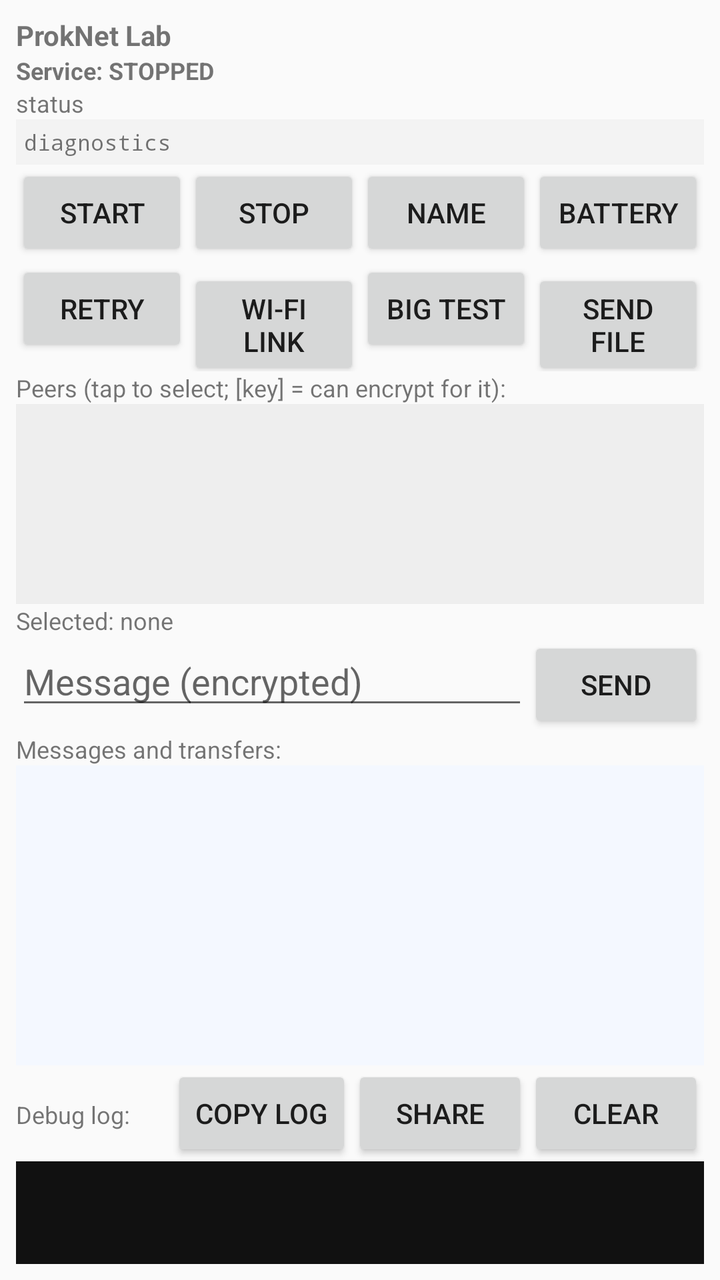
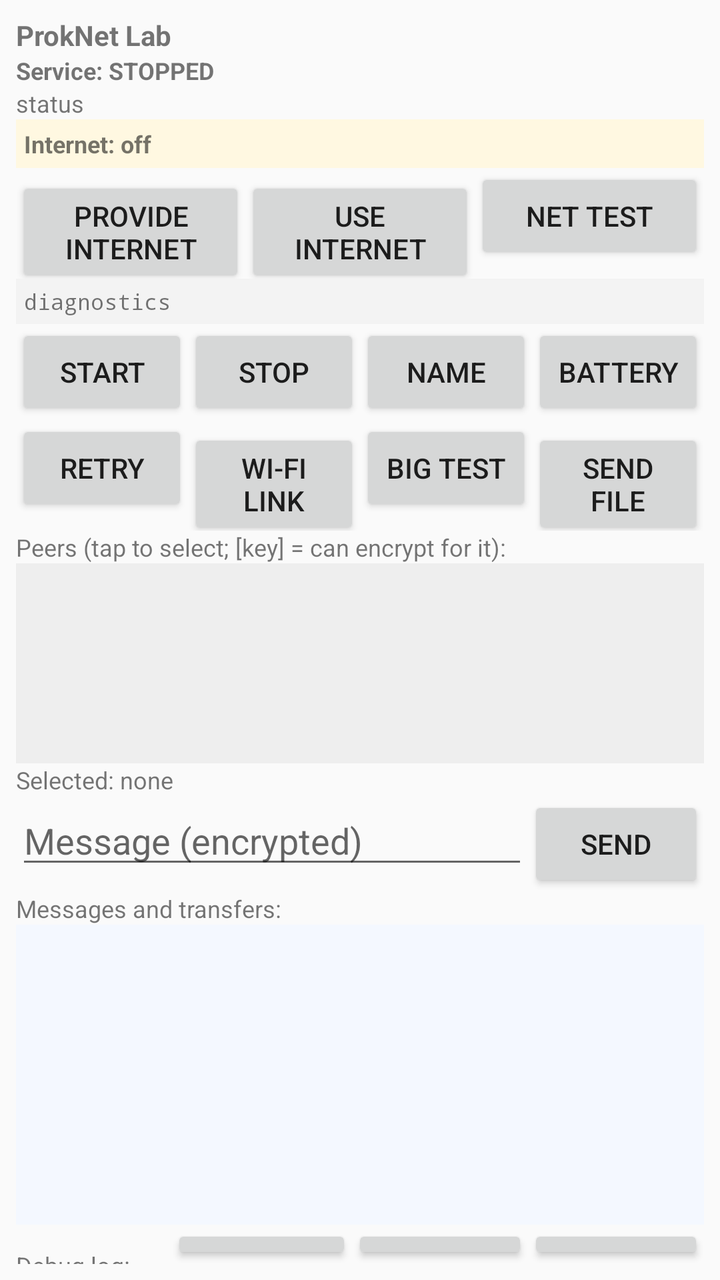

The first picture is an Android layout as it rendered before a commit; the second is the same layout after the commit. The layout source and the unified diff follow.
<!-- AndroidManifest.xml: application theme android:Theme.Material.Light.NoActionBar -->
<!-- res/layout/activity_main.xml -->
<?xml version="1.0" encoding="utf-8"?>
<LinearLayout xmlns:android="http://schemas.android.com/apk/res/android"
    android:layout_width="match_parent"
    android:layout_height="match_parent"
    android:orientation="vertical"
    android:padding="8dp">

    <TextView
        android:id="@+id/txtIdentity"
        android:layout_width="match_parent"
        android:layout_height="wrap_content"
        android:textStyle="bold"
        android:text="ProkNet Lab" />

    <TextView
        android:id="@+id/txtService"
        android:layout_width="match_parent"
        android:layout_height="wrap_content"
        android:textSize="12sp"
        android:textStyle="bold"
        android:text="Service: STOPPED" />

    <TextView
        android:id="@+id/txtStatus"
        android:layout_width="match_parent"
        android:layout_height="wrap_content"
        android:textSize="12sp"
        android:text="status" />

    <TextView
        android:id="@+id/txtWifiBanner"
        android:layout_width="match_parent"
        android:layout_height="wrap_content"
        android:textSize="13sp"
        android:textStyle="bold"
        android:textColor="#000000"
        android:padding="6dp"
        android:visibility="gone"
        android:text="" />

    <TextView
        android:id="@+id/txtDiag"
        android:layout_width="match_parent"
        android:layout_height="wrap_content"
        android:textSize="11sp"
        android:typeface="monospace"
        android:background="#F3F3F3"
        android:padding="4dp"
        android:text="diagnostics" />

    <LinearLayout
        android:layout_width="match_parent"
        android:layout_height="wrap_content"
        android:orientation="horizontal">
        <Button android:id="@+id/btnStart" android:layout_width="0dp" android:layout_weight="1"
            android:layout_height="wrap_content" android:text="Start" />
        <Button android:id="@+id/btnStop" android:layout_width="0dp" android:layout_weight="1"
            android:layout_height="wrap_content" android:text="Stop" />
        <Button android:id="@+id/btnRename" android:layout_width="0dp" android:layout_weight="1"
            android:layout_height="wrap_content" android:text="Name" />
        <Button android:id="@+id/btnBattery" android:layout_width="0dp" android:layout_weight="1"
            android:layout_height="wrap_content" android:text="Battery" />
    </LinearLayout>

    <LinearLayout
        android:layout_width="match_parent"
        android:layout_height="wrap_content"
        android:orientation="horizontal">
        <Button android:id="@+id/btnRetry" android:layout_width="0dp" android:layout_weight="1"
            android:layout_height="wrap_content" android:text="Retry" />
        <Button android:id="@+id/btnWifi" android:layout_width="0dp" android:layout_weight="1"
            android:layout_height="wrap_content" android:text="Wi-Fi link" />
        <Button android:id="@+id/btnBigTest" android:layout_width="0dp" android:layout_weight="1"
            android:layout_height="wrap_content" android:text="Big test" />
        <Button android:id="@+id/btnSendFile" android:layout_width="0dp" android:layout_weight="1"
            android:layout_height="wrap_content" android:text="Send file" />
    </LinearLayout>

    <TextView
        android:layout_width="match_parent"
        android:layout_height="wrap_content"
        android:text="Peers (tap to select; [key] = can encrypt for it):"
        android:textSize="12sp" />

    <ListView
        android:id="@+id/listPeers"
        android:layout_width="match_parent"
        android:layout_height="100dp"
        android:background="#EEEEEE" />

    <TextView
        android:id="@+id/txtSelected"
        android:layout_width="match_parent"
        android:layout_height="wrap_content"
        android:textSize="12sp"
        android:text="Selected: none" />

    <LinearLayout
        android:layout_width="match_parent"
        android:layout_height="wrap_content"
        android:orientation="horizontal">
        <EditText android:id="@+id/editMessage" android:layout_width="0dp" android:layout_weight="1"
            android:layout_height="wrap_content" android:hint="Message (encrypted)" android:inputType="text"
            android:maxLength="20000" android:imeOptions="actionSend" />
        <Button android:id="@+id/btnSend" android:layout_width="wrap_content"
            android:layout_height="wrap_content" android:text="Send" />
    </LinearLayout>

    <TextView
        android:layout_width="match_parent"
        android:layout_height="wrap_content"
        android:text="Messages and transfers:"
        android:textSize="12sp" />

    <ListView
        android:id="@+id/listMessages"
        android:layout_width="match_parent"
        android:layout_height="150dp"
        android:background="#F4F8FF"
        android:stackFromBottom="true"
        android:transcriptMode="alwaysScroll" />

    <LinearLayout
        android:layout_width="match_parent"
        android:layout_height="wrap_content"
        android:orientation="horizontal">
        <TextView android:layout_width="0dp" android:layout_weight="1" android:layout_height="wrap_content"
            android:text="Debug log:" android:textSize="12sp" android:gravity="center_vertical" />
        <Button android:id="@+id/btnCopyLog" android:layout_width="wrap_content"
            android:layout_height="wrap_content" android:text="Copy log" />
        <Button android:id="@+id/btnShareLog" android:layout_width="wrap_content"
            android:layout_height="wrap_content" android:text="Share" />
        <Button android:id="@+id/btnClearLog" android:layout_width="wrap_content"
            android:layout_height="wrap_content" android:text="Clear" />
    </LinearLayout>

    <ScrollView
        android:id="@+id/scrollLog"
        android:layout_width="match_parent"
        android:layout_height="0dp"
        android:layout_weight="1"
        android:background="#111111">
        <TextView
            android:id="@+id/txtLog"
            android:layout_width="match_parent"
            android:layout_height="wrap_content"
            android:textColor="#B7F5B7"
            android:typeface="monospace"
            android:textSize="10sp"
            android:padding="4dp" />
    </ScrollView>
</LinearLayout>
<!-- resources referenced by this layout -->
<resources>

</resources>

<!-- the commit's change to res/layout/activity_main.xml (unified diff, before → after) -->
@@ -37,6 +37,28 @@
         android:padding="6dp"
         android:visibility="gone"
         android:text="" />
+
+    <TextView
+        android:id="@+id/txtInternet"
+        android:layout_width="match_parent"
+        android:layout_height="wrap_content"
+        android:textSize="12sp"
+        android:textStyle="bold"
+        android:background="#FFF8E1"
+        android:padding="4dp"
+        android:text="Internet: off" />
+
+    <LinearLayout
+        android:layout_width="match_parent"
+        android:layout_height="wrap_content"
+        android:orientation="horizontal">
+        <Button android:id="@+id/btnProvide" android:layout_width="0dp" android:layout_weight="1"
+            android:layout_height="wrap_content" android:text="Provide Internet" />
+        <Button android:id="@+id/btnUseInternet" android:layout_width="0dp" android:layout_weight="1"
+            android:layout_height="wrap_content" android:text="Use Internet" />
+        <Button android:id="@+id/btnNetTest" android:layout_width="0dp" android:layout_weight="1"
+            android:layout_height="wrap_content" android:text="Net test" />
+    </LinearLayout>
 
     <TextView
         android:id="@+id/txtDiag"
